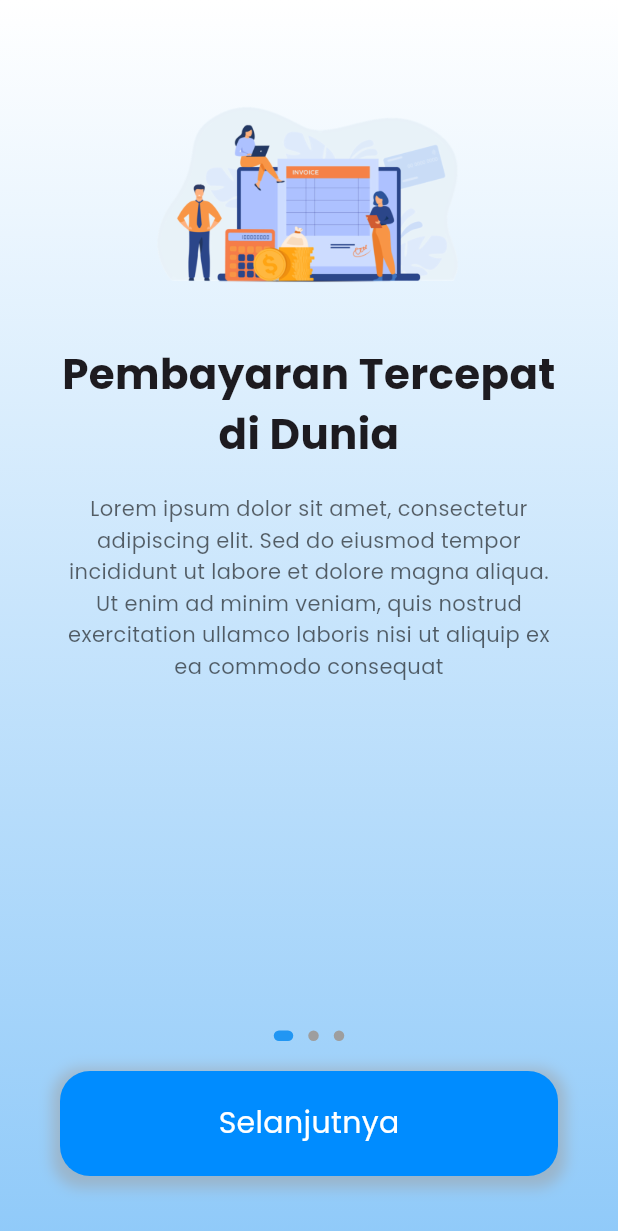
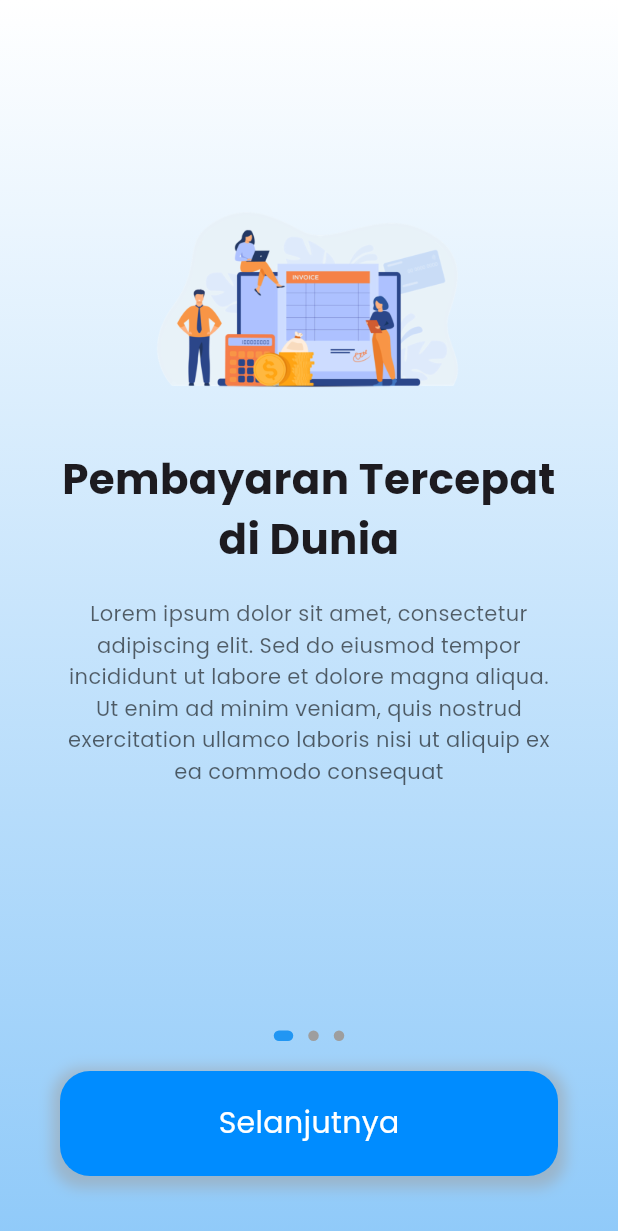
Before and after one commit to RahmatulFirdaus/bankku-app, a Flutter app: the screen it shows after launch, on a phone screen of 412 x 824 dp. Shown: the top 1231 px of the screen. Run offline on Flutter 3.47's test engine with Material 3 defaults, Android fonts, the light colour scheme and no system bars; our stand-ins replace animated_text_kit, fl_chart, fluttertoast, get, google_fonts.

Commit message:
fix overflow

```diff
--- a/lib/pages/intro_screen.dart
+++ b/lib/pages/intro_screen.dart
@@ -45,6 +45,7 @@ class _IntroScreenpageState extends State<IntroScreenpage> {
                 constraints: const BoxConstraints(maxWidth: 600),
                 child: Column(
                   children: [
+                    SizedBox(height: 70,),
                     Expanded(
                       child: PageView.builder(
                         controller: _pageController,
@@ -183,6 +184,7 @@ class _IntroScreenpageState extends State<IntroScreenpage> {
             ),
             child: Column(
               children: [
+                SizedBox(height: 70,),
                 Expanded(
                   child: PageView.builder(
                     controller: _pageController,
```
